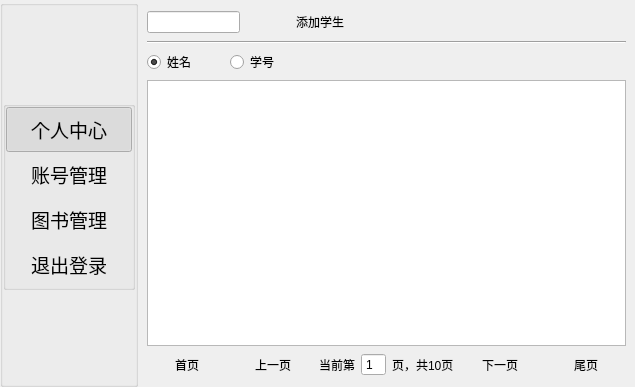
Before: the Qt Designer form twidgetteacher.ui in xiezhihu/Qt_Book, drawn with Qt 5.
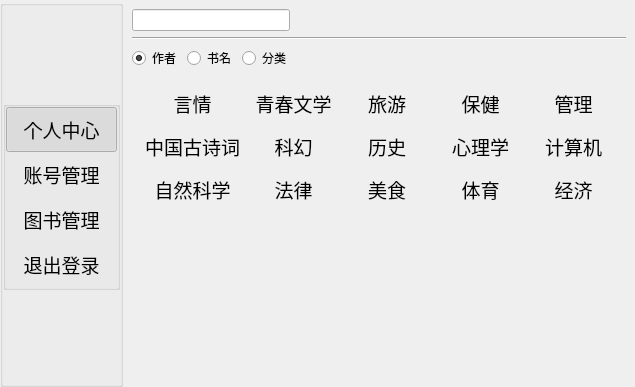
After: the same form once the commit is applied. The open tabs and pages were chosen to show the change. Icons and pictures are not drawn.

Commit message: 备份，完成了账号管理和图书管理的ui

Diff of the .ui file:
```diff
--- a/twidgetteacher.ui
+++ b/twidgetteacher.ui
@@ -226,7 +226,7 @@
    <item>
     <widget class="QStackedWidget" name="stackedWidget">
      <property name="currentIndex">
-      <number>1</number>
+      <number>2</number>
      </property>
      <widget class="QWidget" name="page">
       <layout class="QVBoxLayout" name="verticalLayout_7">
@@ -795,6 +795,521 @@
        </item>
       </layout>
      </widget>
+     <widget class="QWidget" name="page_5">
+      <layout class="QVBoxLayout" name="verticalLayout_12">
+       <item>
+        <layout class="QHBoxLayout" name="horizontalLayout_21" stretch="2,3">
+         <item>
+          <layout class="QHBoxLayout" name="horizontalLayout_22" stretch="10,1">
+           <property name="spacing">
+            <number>0</number>
+           </property>
+           <item>
+            <widget class="QLineEdit" name="lineSearchBook"/>
+           </item>
+           <item>
+            <widget class="QPushButton" name="btnSearchBook">
+             <property name="text">
+              <string/>
+             </property>
+             <property name="icon">
+              <iconset resource="icon.qrc">
+               <normaloff>:/icon/Search.png</normaloff>:/icon/Search.png</iconset>
+             </property>
+             <property name="flat">
+              <bool>true</bool>
+             </property>
+            </widget>
+           </item>
+          </layout>
+         </item>
+         <item>
+          <spacer name="horizontalSpacer_10">
+           <property name="orientation">
+            <enum>Qt::Horizontal</enum>
+           </property>
+           <property name="sizeHint" stdset="0">
+            <size>
+             <width>40</width>
+             <height>20</height>
+            </size>
+           </property>
+          </spacer>
+         </item>
+        </layout>
+       </item>
+       <item>
+        <widget class="Line" name="line_3">
+         <property name="orientation">
+          <enum>Qt::Horizontal</enum>
+         </property>
+        </widget>
+       </item>
+       <item>
+        <layout class="QHBoxLayout" name="horizontalLayout_23" stretch="1,3">
+         <item>
+          <layout class="QHBoxLayout" name="horizontalLayout_24">
+           <item>
+            <widget class="QRadioButton" name="radioAuthor">
+             <property name="text">
+              <string>作者</string>
+             </property>
+             <property name="checked">
+              <bool>true</bool>
+             </property>
+            </widget>
+           </item>
+           <item>
+            <widget class="QRadioButton" name="radioName">
+             <property name="text">
+              <string>书名</string>
+             </property>
+            </widget>
+           </item>
+           <item>
+            <widget class="QRadioButton" name="radioCategory">
+             <property name="text">
+              <string>分类</string>
+             </property>
+            </widget>
+           </item>
+          </layout>
+         </item>
+         <item>
+          <spacer name="horizontalSpacer_15">
+           <property name="orientation">
+            <enum>Qt::Horizontal</enum>
+           </property>
+           <property name="sizeHint" stdset="0">
+            <size>
+             <width>40</width>
+             <height>20</height>
+            </size>
+           </property>
+          </spacer>
+         </item>
+        </layout>
+       </item>
+       <item>
+        <widget class="QStackedWidget" name="queryStackedWidget">
+         <property name="currentIndex">
+          <number>0</number>
+         </property>
+         <widget class="QWidget" name="page_6">
+          <layout class="QVBoxLayout" name="verticalLayout_14">
+           <item>
+            <widget class="QTableView" name="queryTabView"/>
+           </item>
+           <item>
+            <layout class="QHBoxLayout" name="horizontalLayout_20">
+             <item>
+              <spacer name="horizontalSpacer_14">
+               <property name="orientation">
+                <enum>Qt::Horizontal</enum>
+               </property>
+               <property name="sizeHint" stdset="0">
+                <size>
+                 <width>40</width>
+                 <height>20</height>
+                </size>
+               </property>
+              </spacer>
+             </item>
+             <item>
+              <widget class="QPushButton" name="btnFirstBook">
+               <property name="enabled">
+                <bool>false</bool>
+               </property>
+               <property name="text">
+                <string>首页</string>
+               </property>
+               <property name="flat">
+                <bool>true</bool>
+               </property>
+              </widget>
+             </item>
+             <item>
+              <spacer name="horizontalSpacer_16">
+               <property name="orientation">
+                <enum>Qt::Horizontal</enum>
+               </property>
+               <property name="sizeHint" stdset="0">
+                <size>
+                 <width>28</width>
+                 <height>20</height>
+                </size>
+               </property>
+              </spacer>
+             </item>
+             <item>
+              <widget class="QPushButton" name="btnLastBook">
+               <property name="enabled">
+                <bool>false</bool>
+               </property>
+               <property name="text">
+                <string>上一页</string>
+               </property>
+               <property name="flat">
+                <bool>true</bool>
+               </property>
+              </widget>
+             </item>
+             <item>
+              <spacer name="horizontalSpacer_11">
+               <property name="orientation">
+                <enum>Qt::Horizontal</enum>
+               </property>
+               <property name="sizeHint" stdset="0">
+                <size>
+                 <width>18</width>
+                 <height>20</height>
+                </size>
+               </property>
+              </spacer>
+             </item>
+             <item>
+              <widget class="QLabel" name="label_9">
+               <property name="text">
+                <string>当前第</string>
+               </property>
+               <property name="alignment">
+                <set>Qt::AlignRight|Qt::AlignTrailing|Qt::AlignVCenter</set>
+               </property>
+              </widget>
+             </item>
+             <item>
+              <widget class="QSpinBox" name="spinPagBook">
+               <property name="buttonSymbols">
+                <enum>QAbstractSpinBox::NoButtons</enum>
+               </property>
+               <property name="minimum">
+                <number>1</number>
+               </property>
+               <property name="maximum">
+                <number>120</number>
+               </property>
+              </widget>
+             </item>
+             <item>
+              <widget class="QLabel" name="labSumBook">
+               <property name="text">
+                <string>页,共10页</string>
+               </property>
+              </widget>
+             </item>
+             <item>
+              <spacer name="horizontalSpacer_12">
+               <property name="orientation">
+                <enum>Qt::Horizontal</enum>
+               </property>
+               <property name="sizeHint" stdset="0">
+                <size>
+                 <width>18</width>
+                 <height>20</height>
+                </size>
+               </property>
+              </spacer>
+             </item>
+             <item>
+              <widget class="QPushButton" name="btnNextBook">
+               <property name="text">
+                <string>下一页</string>
+               </property>
+               <property name="flat">
+                <bool>true</bool>
+               </property>
+              </widget>
+             </item>
+             <item>
+              <spacer name="horizontalSpacer_17">
+               <property name="orientation">
+                <enum>Qt::Horizontal</enum>
+               </property>
+               <property name="sizeHint" stdset="0">
+                <size>
+                 <width>28</width>
+                 <height>20</height>
+                </size>
+               </property>
+              </spacer>
+             </item>
+             <item>
+              <widget class="QPushButton" name="btnEndBook">
+               <property name="text">
+                <string>尾页</string>
+               </property>
+               <property name="flat">
+                <bool>true</bool>
+               </property>
+              </widget>
+             </item>
+             <item>
+              <spacer name="horizontalSpacer_13">
+               <property name="orientation">
+                <enum>Qt::Horizontal</enum>
+               </property>
+               <property name="sizeHint" stdset="0">
+                <size>
+                 <width>40</width>
+                 <height>20</height>
+                </size>
+               </property>
+              </spacer>
+             </item>
+            </layout>
+           </item>
+          </layout>
+         </widget>
+         <widget class="QWidget" name="page_7">
+          <layout class="QVBoxLayout" name="verticalLayout_15">
+           <item>
+            <layout class="QGridLayout" name="gridLayout_2">
+             <item row="0" column="0">
+              <widget class="QPushButton" name="btnRomance">
+               <property name="font">
+                <font>
+                 <pointsize>14</pointsize>
+                </font>
+               </property>
+               <property name="text">
+                <string>言情</string>
+               </property>
+               <property name="flat">
+                <bool>true</bool>
+               </property>
+              </widget>
+             </item>
+             <item row="0" column="1">
+              <widget class="QPushButton" name="btnYouth">
+               <property name="font">
+                <font>
+                 <pointsize>14</pointsize>
+                </font>
+               </property>
+               <property name="text">
+                <string>青春文学</string>
+               </property>
+               <property name="flat">
+                <bool>true</bool>
+               </property>
+              </widget>
+             </item>
+             <item row="0" column="2">
+              <widget class="QPushButton" name="btnTravel">
+               <property name="font">
+                <font>
+                 <pointsize>14</pointsize>
+                </font>
+               </property>
+               <property name="text">
+                <string>旅游</string>
+               </property>
+               <property name="flat">
+                <bool>true</bool>
+               </property>
+              </widget>
+             </item>
+             <item row="0" column="3">
+              <widget class="QPushButton" name="btnHealth">
+               <property name="font">
+                <font>
+                 <pointsize>14</pointsize>
+                </font>
+               </property>
+               <property name="text">
+                <string>保健</string>
+               </property>
+               <property name="flat">
+                <bool>true</bool>
+               </property>
+              </widget>
+             </item>
+             <item row="0" column="4">
+              <widget class="QPushButton" name="btnManagement_2">
+               <property name="font">
+                <font>
+                 <pointsize>14</pointsize>
+                </font>
+               </property>
+               <property name="text">
+                <string>管理</string>
+               </property>
+               <property name="flat">
+                <bool>true</bool>
+               </property>
+              </widget>
+             </item>
+             <item row="1" column="0">
+              <widget class="QPushButton" name="btnPoetry">
+               <property name="font">
+                <font>
+                 <pointsize>14</pointsize>
+                </font>
+               </property>
+               <property name="text">
+                <string>中国古诗词</string>
+               </property>
+               <property name="flat">
+                <bool>true</bool>
+               </property>
+              </widget>
+             </item>
+             <item row="1" column="1">
+              <widget class="QPushButton" name="btnSciFi">
+               <property name="font">
+                <font>
+                 <pointsize>14</pointsize>
+                </font>
+               </property>
+               <property name="text">
+                <string>科幻</string>
+               </property>
+               <property name="flat">
+                <bool>true</bool>
+               </property>
+              </widget>
+             </item>
+             <item row="1" column="2">
+              <widget class="QPushButton" name="btnHistory">
+               <property name="font">
+                <font>
+                 <pointsize>14</pointsize>
+                </font>
+               </property>
+               <property name="text">
+                <string>历史</string>
+               </property>
+               <property name="flat">
+                <bool>true</bool>
+               </property>
+              </widget>
+             </item>
+             <item row="1" column="3">
+              <widget class="QPushButton" name="btnPsychology">
+               <property name="font">
+                <font>
+                 <pointsize>14</pointsize>
+                </font>
+               </property>
+               <property name="text">
+                <string>心理学</string>
+               </property>
+               <property name="flat">
+                <bool>true</bool>
+               </property>
+              </widget>
+             </item>
+             <item row="1" column="4">
+              <widget class="QPushButton" name="btnComputer">
+               <property name="font">
+                <font>
+                 <pointsize>14</pointsize>
+                </font>
+               </property>
+               <property name="text">
+                <string>计算机</string>
+               </property>
+               <property name="flat">
+                <bool>true</bool>
+               </property>
+              </widget>
+             </item>
+             <item row="2" column="0">
+              <widget class="QPushButton" name="btnScience">
+               <property name="font">
+                <font>
+                 <pointsize>14</pointsize>
+                </font>
+               </property>
+               <property name="text">
+                <string>自然科学</string>
+               </property>
+               <property name="flat">
+                <bool>true</bool>
+               </property>
+              </widget>
+             </item>
+             <item row="2" column="1">
+              <widget class="QPushButton" name="btnLaw">
+               <property name="font">
+                <font>
+                 <pointsize>14</pointsize>
+                </font>
+               </property>
+               <property name="text">
+                <string>法律</string>
+               </property>
+               <property name="flat">
+                <bool>true</bool>
+               </property>
+              </widget>
+             </item>
+             <item row="2" column="2">
+              <widget class="QPushButton" name="btnFood">
+               <property name="font">
+                <font>
+                 <pointsize>14</pointsize>
+                </font>
+               </property>
+               <property name="text">
+                <string>美食</string>
+               </property>
+               <property name="flat">
+                <bool>true</bool>
+               </property>
+              </widget>
+             </item>
+             <item row="2" column="3">
+              <widget class="QPushButton" name="btnSports">
+               <property name="font">
+                <font>
+                 <pointsize>14</pointsize>
+                </font>
+               </property>
+               <property name="text">
+                <string>体育</string>
+               </property>
+               <property name="flat">
+                <bool>true</bool>
+               </property>
+              </widget>
+             </item>
+             <item row="2" column="4">
+              <widget class="QPushButton" name="btnEconomy">
+               <property name="font">
+                <font>
+                 <pointsize>14</pointsize>
+                </font>
+               </property>
+               <property name="text">
+                <string>经济</string>
+               </property>
+               <property name="flat">
+                <bool>true</bool>
+               </property>
+              </widget>
+             </item>
+            </layout>
+           </item>
+           <item>
+            <spacer name="verticalSpacer_12">
+             <property name="orientation">
+              <enum>Qt::Vertical</enum>
+             </property>
+             <property name="sizeHint" stdset="0">
+              <size>
+               <width>20</width>
+               <height>259</height>
+              </size>
+             </property>
+            </spacer>
+           </item>
+          </layout>
+         </widget>
+        </widget>
+       </item>
+      </layout>
+     </widget>
     </widget>
    </item>
   </layout>
```
Left out of the diff: 2 changed lines with no effect on the pictures. The commit also changes 9 other files.
